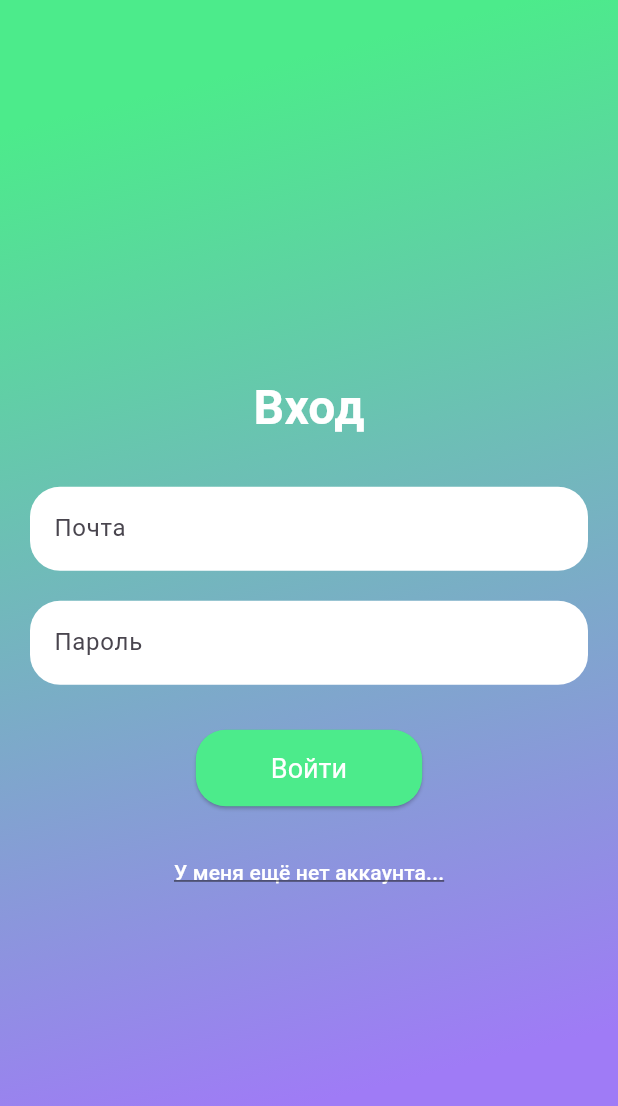
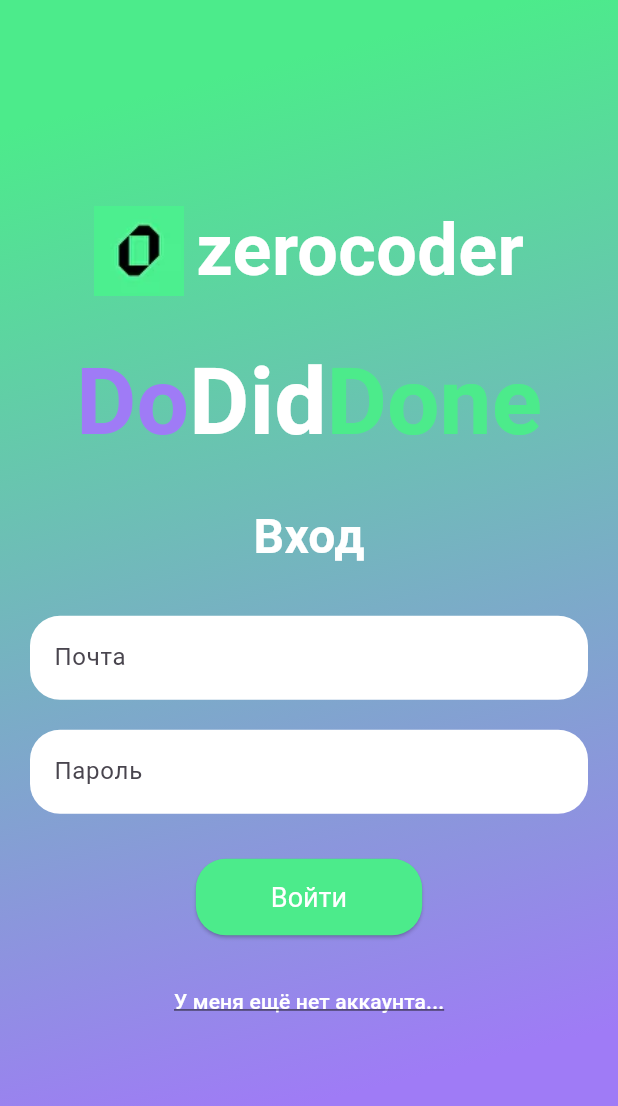
Before and after one commit to p1xelp0etry/zc_dodiddone, a Flutter app: the screen it shows after launch, on a phone screen of 412 x 824 dp. Shown: the top 1106 px of the screen. Run offline on Flutter 3.47's test engine with Material 3 defaults, Android fonts, the phone set to English and light mode, and no system bars.

Commit message:
Login page logo

```diff
--- a/lib/pages/login_page.dart
+++ b/lib/pages/login_page.dart
@@ -37,8 +37,52 @@ class _LoginPageState extends State<LoginPage> {
           child: Column(
             mainAxisAlignment: MainAxisAlignment.center,
             children: [
-              // ... (Your logo and "DoDidDone" text)
-
+              Row(
+                mainAxisAlignment: MainAxisAlignment.center,
+                children: [
+                  Image.asset(
+                    'assets/0qode_symbol_1.png', // Замените на правильный путь к файлу
+                    height: 60, // Устанавливаем высоту изображения
+                  ),
+                  const SizedBox(width: 8),
+                  // Добавляем текст "zerocoder"
+                  Text(
+                    'zerocoder',
+                    style: TextStyle(
+                      fontSize: 48,
+                      fontWeight: FontWeight.bold,
+                      color: Colors.white, // Белый цвет текста
+                    ),
+                  ),
+                ],
+              ),
+              const SizedBox(height: 30),
+              RichText(
+                text: TextSpan(
+                  style: const TextStyle(
+                    fontSize: 62,
+                    fontWeight: FontWeight.bold,
+                  ),
+                  children: [
+                    TextSpan(
+                      text: 'Do',
+                      style: TextStyle(
+                        color: DoDidDoneTheme.lightTheme.colorScheme.primary,
+                      ),
+                    ),
+                    TextSpan(
+                      text: 'Did',
+                      style: const TextStyle(color: Colors.white),
+                    ),
+                    TextSpan(
+                      text: 'Done',
+                      style: TextStyle(
+                        color: DoDidDoneTheme.lightTheme.colorScheme.secondary,
+                      ),
+                    ),
+                  ],
+                ),
+              ),
               const SizedBox(height: 30),
               // Заголовок
               Text(
```
Also changed, not shown: assets/0qode_symbol_1.png (added).
